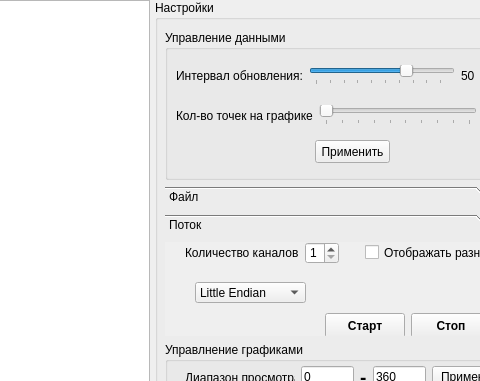
Above: QAM/mainwindow.ui from lolizz00/RF_Test_Tool before the change; both pictures show x 755 to 1235 and y 0 to 381 of the 1371 by 755 pixel window. Below: the same form after it.
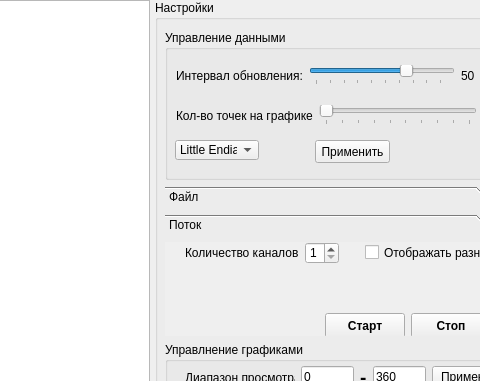
That is the form after the change. The open tabs and pages were chosen to show the change. Custom widgets are drawn as their Qt base class.

```diff
--- a/QAM/mainwindow.ui
+++ b/QAM/mainwindow.ui
@@ -222,6 +222,26 @@
              </item>
             </layout>
            </widget>
+           <widget class="QComboBox" name="endianComboBox">
+            <property name="geometry">
+             <rect>
+              <x>10</x>
+              <y>110</y>
+              <width>84</width>
+              <height>20</height>
+             </rect>
+            </property>
+            <item>
+             <property name="text">
+              <string>Little Endian</string>
+             </property>
+            </item>
+            <item>
+             <property name="text">
+              <string>Big Endian</string>
+             </property>
+            </item>
+           </widget>
           </widget>
          </item>
          <item>
@@ -382,20 +402,6 @@
               </rect>
              </property>
              <layout class="QHBoxLayout" name="horizontalLayout_8">
-              <item>
-               <widget class="QComboBox" name="endianComboBox">
-                <item>
-                 <property name="text">
-                  <string>Little Endian</string>
-                 </property>
-                </item>
-                <item>
-                 <property name="text">
-                  <string>Big Endian</string>
-                 </property>
-                </item>
-               </widget>
-              </item>
               <item>
                <widget class="QCheckBox" name="RD_emulateCheckBox">
                 <property name="text">
@@ -509,26 +515,6 @@
               </item>
              </layout>
             </widget>
-            <widget class="QComboBox" name="TR_endianComboBox">
-             <property name="geometry">
-              <rect>
-               <x>30</x>
-               <y>40</y>
-               <width>111</width>
-               <height>21</height>
-              </rect>
-             </property>
-             <item>
-              <property name="text">
-               <string>Little Endian</string>
-              </property>
-             </item>
-             <item>
-              <property name="text">
-               <string>Big Endian</string>
-              </property>
-             </item>
-            </widget>
             <widget class="QWidget" name="layoutWidget">
              <property name="geometry">
               <rect>
```
Left out of the diff: 2 changed lines with no effect on the pictures.
